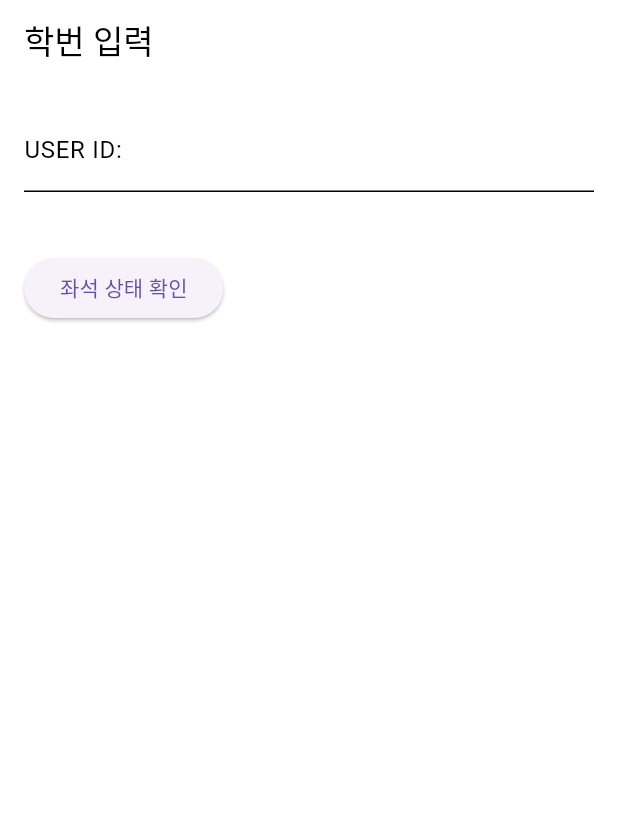
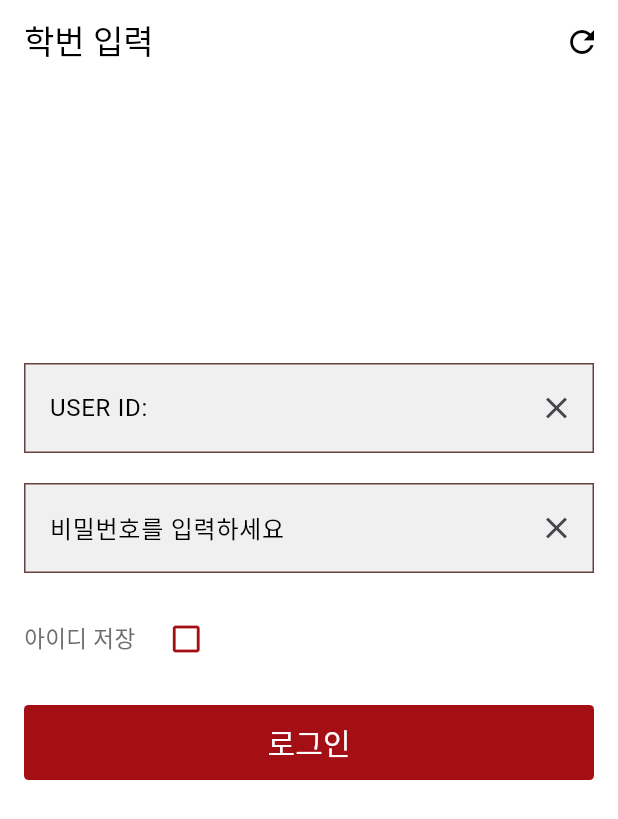
Before and after one commit to guhyun9454/LibSeatTrackerAI, a Flutter app: the screen it shows after launch, on a phone screen of 412 x 824 dp. Shown: the top 819 px of the screen. Run offline on Flutter 3.47's test engine with Material 3 defaults, Android fonts, the phone set to English and light mode, and no system bars; our stand-ins replace shared_preferences.

Commit message:
feat: Design modification

```diff
--- a/seat_reservation_app/lib/user_id_screen.dart
+++ b/seat_reservation_app/lib/user_id_screen.dart
@@ -1,4 +1,5 @@
 import 'package:flutter/material.dart';
+import 'package:shared_preferences/shared_preferences.dart';
 import 'seat_status_screen.dart';
 import 'package:flutter/services.dart';
 
@@ -9,36 +10,96 @@ class UserIdScreen extends StatefulWidget {
 
 class _UserIdScreenState extends State<UserIdScreen> {
   TextEditingController _userIdController = TextEditingController();
+  TextEditingController _passwordController = TextEditingController();
   String? errorMessage;
+  bool isSaved = false;
+
+  @override
+  void initState() {
+    super.initState();
+    _loadSavedUserId();
+  }
+
+  Future<void> _loadSavedUserId() async {
+    final prefs = await SharedPreferences.getInstance();
+    final savedUserId = prefs.getString('savedUserId');
+    final saved = prefs.getBool('isSaved') ?? false;
+    if (savedUserId != null && saved) {
+      setState(() {
+        _userIdController.text = savedUserId;
+        isSaved = saved;
+      });
+    } else {
+      setState(() {
+        _userIdController.clear();
+        isSaved = false;
+      });
+    }
+  }
+
+  Future<void> _saveUserId() async {
+    final prefs = await SharedPreferences.getInstance();
+    await prefs.setString('savedUserId', _userIdController.text);
+    await prefs.setBool('isSaved', true);
+  }
+
+  Future<void> _clearSavedUserId() async {
+    final prefs = await SharedPreferences.getInstance();
+    await prefs.remove('savedUserId');
+    await prefs.setBool('isSaved', false);
+  }
 
   @override
   Widget build(BuildContext context) {
     return Scaffold(
-      backgroundColor: Colors.white, // Scaffold 배경색을 흰색으로 설정
+      backgroundColor: Colors.white,
       appBar: AppBar(
         backgroundColor: Colors.white,
         title: Text(
           '학번 입력',
-          style: TextStyle(color: Colors.black), // 제목 텍스트 색상 변경
+          style: TextStyle(color: Colors.black),
         ),
-        iconTheme: IconThemeData(color: Colors.black), // 아이콘 색상 변경
+        iconTheme: IconThemeData(color: Colors.black),
+        actions: [
+          IconButton(
+            icon: Icon(Icons.refresh),
+            onPressed: () {
+              _loadSavedUserId();
+            },
+          ),
+        ],
       ),
       body: Padding(
         padding: const EdgeInsets.all(16.0),
         child: Column(
           crossAxisAlignment: CrossAxisAlignment.start,
           children: [
-            TextField(
+            SizedBox(height: 170), // 전체적으로 아래로 이동
+            Container(
+              width: double.infinity,
+              height: 60,
+              margin: EdgeInsets.only(bottom: 20),
+              decoration: BoxDecoration(
+                color: Color(0xFFF0F0F0),
+                border: Border.all(
+                    width: 1, color: Color.fromARGB(255, 101, 67, 67)),
+              ),
+              child: Row(
+                children: [
+                  Expanded(
+                    child: Padding(
+                      padding: const EdgeInsets.symmetric(horizontal: 16.0),
+                      child: TextField(
                         controller: _userIdController,
                         decoration: InputDecoration(
                           labelText: 'USER ID:',
-                labelStyle: TextStyle(color: Colors.black), // 라벨 텍스트 색상 변경
-                enabledBorder: UnderlineInputBorder(
-                  borderSide: BorderSide(color: Colors.black), // 입력창 밑줄 색상 변경
-                ),
+                          labelStyle: TextStyle(color: Colors.black),
+                          border: InputBorder.none,
                         ),
                         keyboardType: TextInputType.number,
-              inputFormatters: [FilteringTextInputFormatter.digitsOnly],
+                        inputFormatters: [
+                          FilteringTextInputFormatter.digitsOnly
+                        ],
                         onChanged: (value) {
                           if (int.tryParse(value) == null && value.isNotEmpty) {
                             setState(() {
@@ -51,24 +112,110 @@ class _UserIdScreenState extends State<UserIdScreen> {
                           }
                         },
                       ),
-            SizedBox(height: 20),
+                    ),
+                  ),
+                  IconButton(
+                    icon: Icon(Icons.clear),
+                    onPressed: () {
+                      _userIdController.clear();
+                    },
+                  ),
+                ],
+              ),
+            ),
             if (errorMessage != null)
-              Text(
+              Padding(
+                padding: const EdgeInsets.only(bottom: 20),
+                child: Text(
                   errorMessage!,
                   style: TextStyle(color: Colors.red),
                 ),
+              ),
+            Container(
+              width: double.infinity,
+              height: 60,
+              margin: EdgeInsets.only(bottom: 20),
+              decoration: BoxDecoration(
+                color: Color(0xFFF0F0F0),
+                border: Border.all(
+                    width: 1, color: Color.fromARGB(255, 101, 67, 67)),
+              ),
+              child: Row(
+                children: [
+                  Expanded(
+                    child: Padding(
+                      padding: const EdgeInsets.symmetric(horizontal: 16.0),
+                      child: TextField(
+                        controller: _passwordController,
+                        decoration: InputDecoration(
+                          labelText: '비밀번호를 입력하세요',
+                          labelStyle: TextStyle(color: Colors.black),
+                          border: InputBorder.none,
+                        ),
+                        obscureText: true,
+                      ),
+                    ),
+                  ),
+                  IconButton(
+                    icon: Icon(Icons.clear),
+                    onPressed: () {
+                      _passwordController.clear();
+                    },
+                  ),
+                ],
+              ),
+            ),
+            Row(
+              children: [
+                Text(
+                  '아이디 저장',
+                  style: TextStyle(
+                    color: Color(0xFF6E6E6E),
+                    fontSize: 15,
+                  ),
+                ),
+                SizedBox(width: 10),
+                IconButton(
+                  icon: Icon(
+                    isSaved ? Icons.check_box : Icons.check_box_outline_blank,
+                    color: Color(0xFFA40F16),
+                  ),
+                  onPressed: () {
+                    setState(() {
+                      if (isSaved) {
+                        _clearSavedUserId();
+                        isSaved = false;
+                      } else {
+                        _saveUserId();
+                        isSaved = true;
+                      }
+                    });
+                  },
+                ),
+              ],
+            ),
             SizedBox(height: 20),
-            ElevatedButton(
+            Container(
+              width: double.infinity,
+              height: 50,
+              decoration: ShapeDecoration(
+                color: Color(0xFFA40F16),
+                shape: RoundedRectangleBorder(
+                    borderRadius: BorderRadius.circular(3)),
+              ),
+              child: Center(
+                child: TextButton(
                   onPressed: () {
                     final userId = int.tryParse(_userIdController.text);
                     if (userId != null) {
                       setState(() {
-                    errorMessage = null; // 버튼 클릭 시에도 오류 메시지 초기화
+                        errorMessage = null;
                       });
                       Navigator.push(
                         context,
                         MaterialPageRoute(
-                      builder: (context) => SeatStatusScreen(userId: userId),
+                          builder: (context) =>
+                              SeatStatusScreen(userId: userId),
                         ),
                       );
                     } else {
@@ -77,7 +224,15 @@ class _UserIdScreenState extends State<UserIdScreen> {
                       });
                     }
                   },
-              child: Text('좌석 상태 확인'),
+                  child: Text(
+                    '로그인',
+                    style: TextStyle(
+                      color: Colors.white,
+                      fontSize: 20,
+                    ),
+                  ),
+                ),
+              ),
             ),
           ],
         ),
```
Lines whose indentation alone changed are shown as unchanged.
